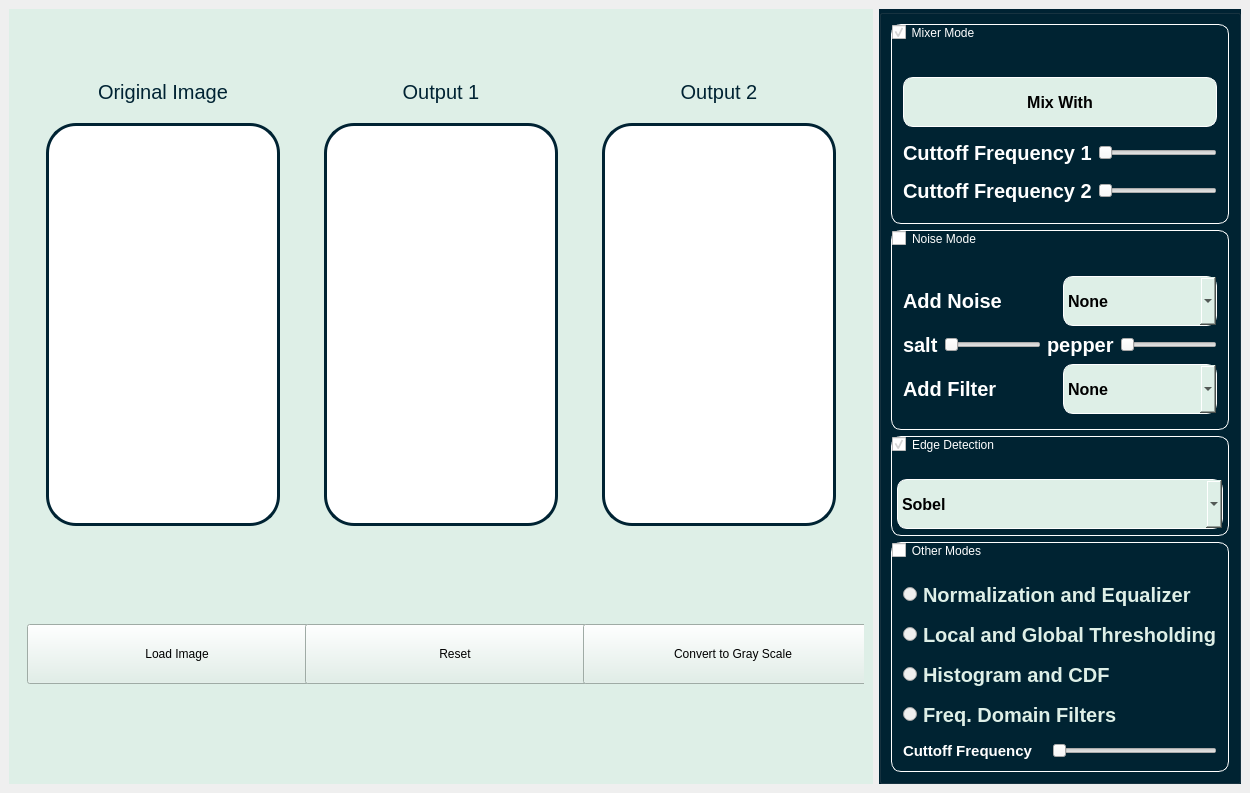
This is design.ui in salahmohamed03/Image-filter as Qt 5 draws it before an edit. The edited form follows.
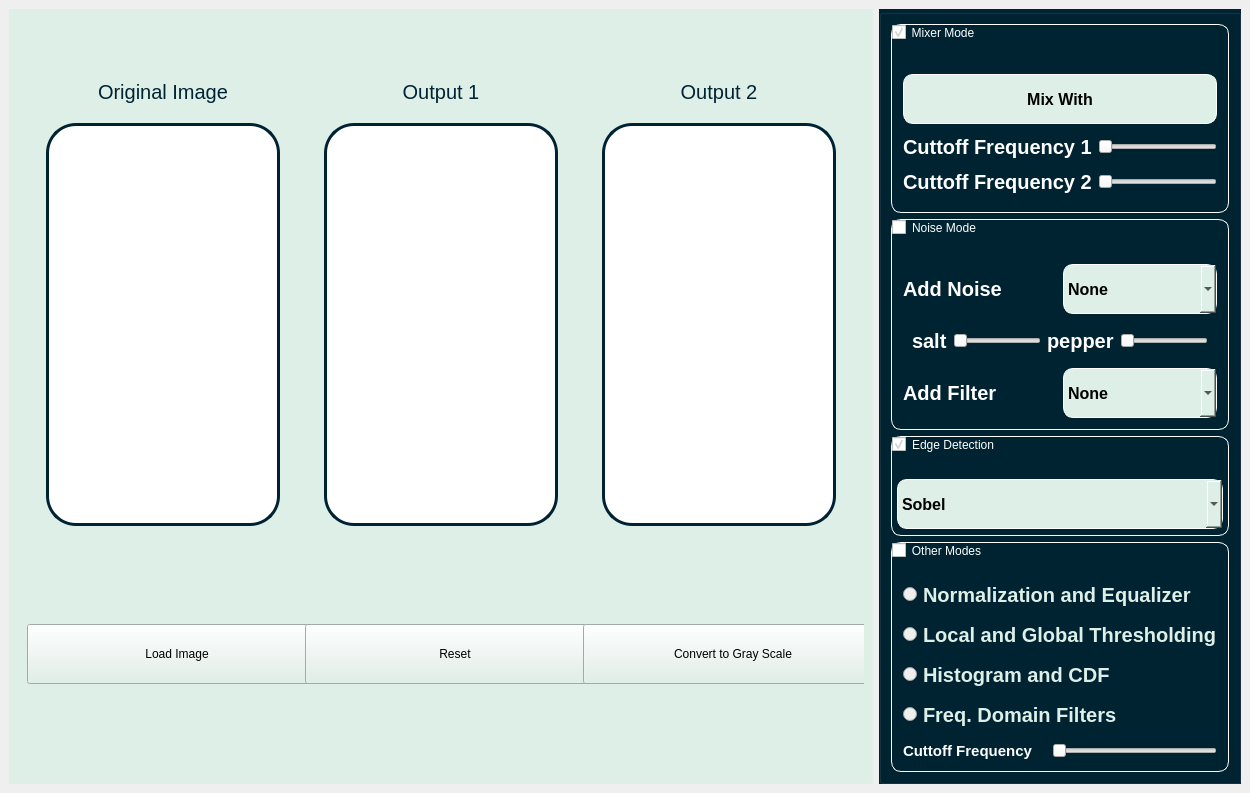
This is the edited form.

Commit message: hide sliders

The edit to the form file:
```diff
--- a/design.ui
+++ b/design.ui
@@ -544,6 +544,10 @@
            </layout>
           </item>
           <item>
+           <widget class="QWidget" name="saltPepperWidget" native="true">
+            <property name="styleSheet">
+             <string notr="true">border:none;</string>
+            </property>
            <layout class="QHBoxLayout" name="saltPepperLayout">
             <item>
              <widget class="QLabel" name="label_27">
@@ -586,6 +590,7 @@
              </widget>
             </item>
            </layout>
+           </widget>
           </item>
           <item>
            <layout class="QHBoxLayout" name="filterTypeLayout">
```
Lines whose indentation alone changed are shown as unchanged. The commit also changes 1 other file.
